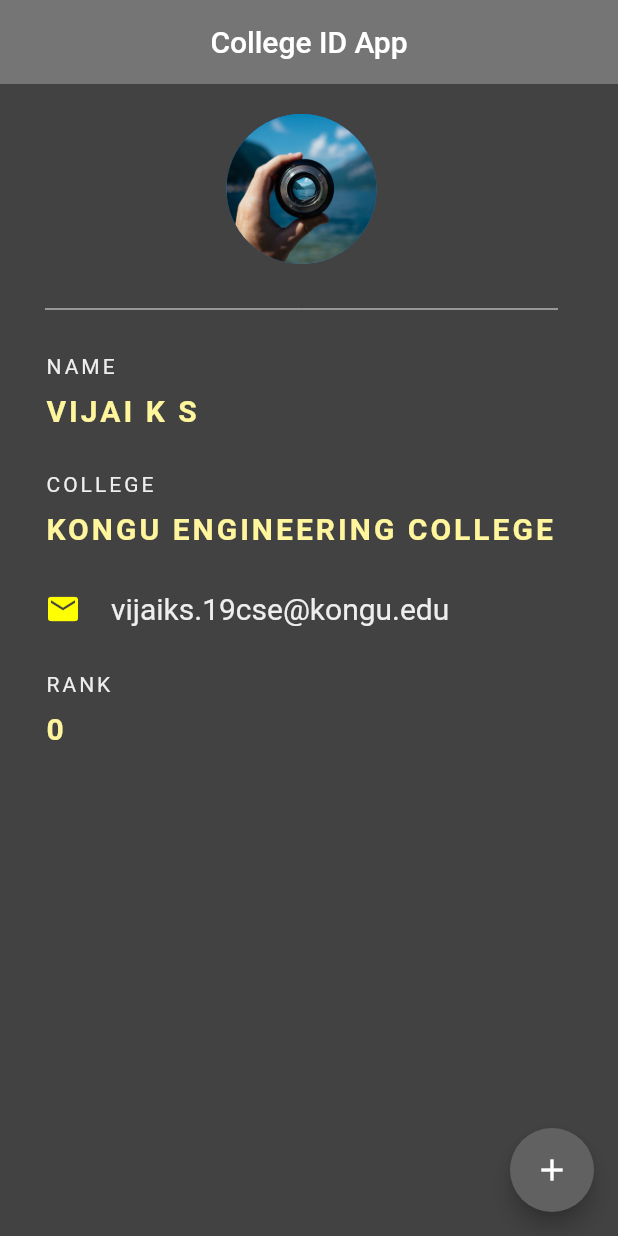
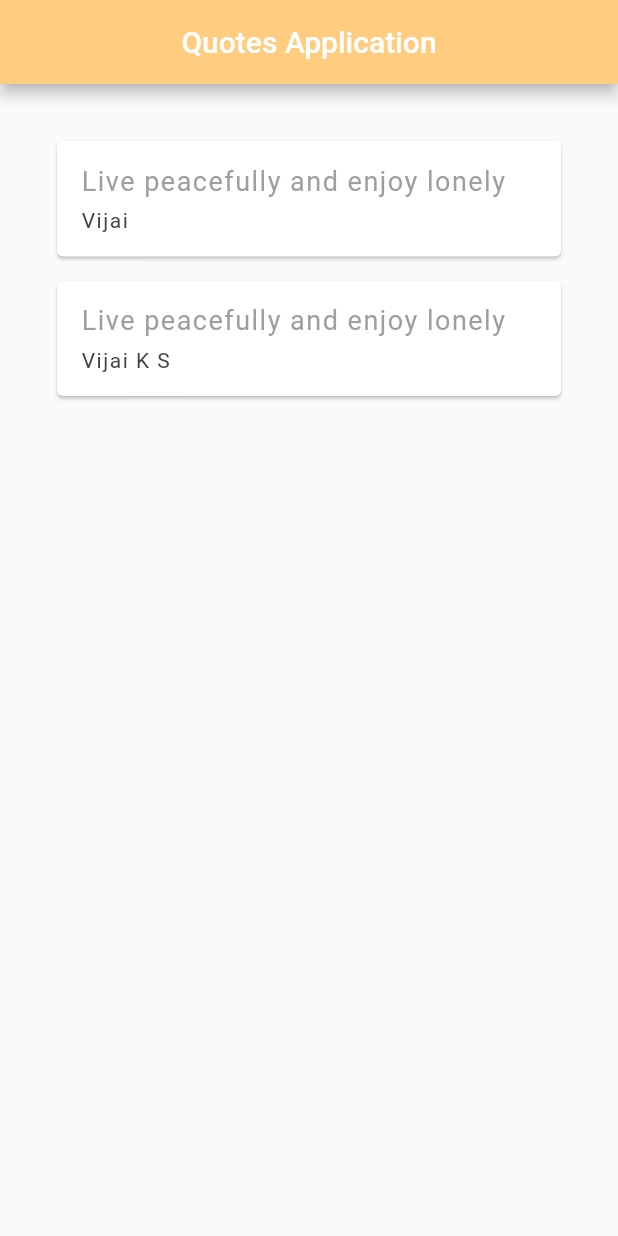
Before and after one commit to ks-vijai/College-Flutter-Application, a Flutter app: the screen it shows after launch, on a phone screen of 412 x 824 dp. Run offline on Flutter 3.47's test engine with Material 2 defaults, Android fonts, the phone set to English and light mode, and no system bars.

Commit message:
Quotes created with cards

```diff
--- a/lib/main.dart
+++ b/lib/main.dart
@@ -1,6 +1,6 @@
 import 'package:flutter/material.dart';
 import 'package:flutter/painting.dart';
-
+import 'quotes.dart';
 void main() =>
   runApp(MaterialApp(
     home: Home(),
@@ -11,180 +11,57 @@ class Home extends StatefulWidget {
 }
 
 class _HomeState extends State<Home> {
-  int rank=0;
-  @override
-  Widget build(BuildContext context) {
-    return Scaffold(
-        backgroundColor: Colors.grey[800],
-      appBar: AppBar(
-        title: Text('College ID App'),
-        centerTitle: true,
-        backgroundColor: Colors.grey[600],
-        elevation: 0.0,
-      ),
-      floatingActionButton: FloatingActionButton(
-        child: Icon(Icons.add),
-        backgroundColor: Colors.grey[700],
-        onPressed: () {
-          setState(() {
-            rank++;
-          });
-        },
-      ),
-      body: Padding(
-        padding: EdgeInsets.fromLTRB(30.0, 20.0, 40.0, 30.0),
+  Widget quotesTemplate(quote) {
+    return Card(
+      margin: EdgeInsets.all(8.0),
+      child: Padding(
+        padding: const EdgeInsets.all(16.0),
         child: Column(
-          crossAxisAlignment: CrossAxisAlignment.start,
+          crossAxisAlignment: CrossAxisAlignment.stretch,
           children: [
-            Center(
-              child: CircleAvatar(
-                backgroundImage: AssetImage('assets/image.jpg'),
-                radius: 50.0,
+            Text(
+              quote.text,
+              style: TextStyle(
+                fontSize: 18.0,
+                color: Colors.grey[500],
+                letterSpacing: 1.0,
               ),
             ),
-            Divider(
-              height: 60.0,
-              color: Colors.grey[200],
-            ),
-            Text('NAME',
-            style: TextStyle(
-              color: Colors.grey[200],
-              letterSpacing: 2.0,
-            ),
-            ),
-           SizedBox(height:10.0),
-            Text('VIJAI K S',
+            SizedBox(height: 8.0),
+            Text(
+              quote.author,
               style: TextStyle(
-                color: Colors.yellow[200],
-                letterSpacing: 2.0,
-                fontWeight: FontWeight.bold,
-                fontSize: 20.0,
-              ),
-            ),
-            SizedBox(height:30.0),
-            Text('COLLEGE',
-              style: TextStyle(
-                color: Colors.grey[200],
-                letterSpacing: 2.0,
-              ),
-            ),
-            SizedBox(height:10.0),
-            Text('KONGU ENGINEERING COLLEGE',
-              style: TextStyle(
-                color: Colors.yellow[200],
-                letterSpacing: 2.0,
-                fontWeight: FontWeight.bold,
-                fontSize: 20.0,
-              ),
-            ),
-            SizedBox(height:30.0),
-            Row(
-              children: [
-                Icon(
-                  Icons.email,
-                  color: Colors.yellowAccent,
-                ),
-                SizedBox(width: 20.0),
-                Text('vijaiks.19cse@kongu.edu',
-                style: TextStyle(
-                  color: Colors.grey[200],
-                  fontSize: 20.0,
-                ),
-                )
-              ],
-            ),
-            SizedBox(height: 30.0),
-            Text('RANK',
-              style: TextStyle(
-                color: Colors.grey[200],
-                letterSpacing: 2.0,
-              ),
-            ),
-            SizedBox(height:10.0),
-            Text('$rank',
-              style: TextStyle(
-                color: Colors.yellow[200],
-                letterSpacing: 2.0,
-                fontWeight: FontWeight.bold,
-                fontSize: 20.0,
+                fontSize: 14.0,
+                color: Colors.grey[800],
+                letterSpacing: 1.0,
               ),
             ),
           ],
         ),
-      )
+      ),
+    );
+  }
+  List<Quote> quotes = [
+    Quote(author: 'Vijai',text: 'Live peacefully and enjoy lonely'),
+    Quote(author: 'Vijai K S',text: 'Live peacefully and enjoy lonely')
+  ];
+  @override
+  Widget build(BuildContext context) {
+    return Scaffold(
+      appBar: AppBar(
+        title: Text('Quotes Application'),
+        backgroundColor: Colors.orange[200],
+        centerTitle: true,
+      ),
+      body:
+         Padding(
+           padding: const EdgeInsets.all(30.0),
+           child: Column(
+             crossAxisAlignment: CrossAxisAlignment.start,
+            children:
+              quotes.map((e) => quotesTemplate(e)).toList(),
+        ),
+         ),
     );
   }
 }
-
-
-
-
-
-
-
-
-
-
-
-
-
-
-
-
-
-
-
-
-
-
-
-
- // class Home extends StatelessWidget {
- //   @override
- //   Widget build(BuildContext context) {
- //     return Scaffold(
- //       appBar: AppBar(
- //         title: Text('first app'),
- //         centerTitle: true,
- //         backgroundColor: Colors.orange[200],
- //       ),
- //       body: Column(
- //         mainAxisAlignment: MainAxisAlignment.spaceAround,
- //         crossAxisAlignment: CrossAxisAlignment.end,
- //         children: [
- //           Expanded(
- //             flex: 3,
- //             child: Container(
- //               color: Colors.orange[200],
- //               child: Text('second app'),
- //               padding: EdgeInsets.all(20.0),
- //               margin: EdgeInsets.all(20.0),
- //             ),
- //           ),
- //           Expanded(
- //             flex:2,
- //             child: Container(
- //               color: Colors.orange[200],
- //               child: Text('second app'),
- //               padding: EdgeInsets.all(20.0),
- //               margin: EdgeInsets.all(20.0),
- //             ),
- //           ),
- //           Expanded(
- //             flex:2,
- //             child: Container(
- //               color: Colors.orange[200],
- //               child: Text('second app'),
- //               padding: EdgeInsets.all(20.0),
- //               margin: EdgeInsets.all(20.0),
- //             ),
- //           ),
- //         ],
- //       ),
- //       floatingActionButton: FloatingActionButton(
- //         child: Text('third app'),
- //         backgroundColor: Colors.orange[300],
- //       ),
- //     );
- //   }
- // }
--- /dev/null
+++ b/lib/quotes.dart
@@ -0,0 +1,5 @@
+class Quote {
+  String author;
+  String text;
+  Quote({this.author,this.text});
+}
```
